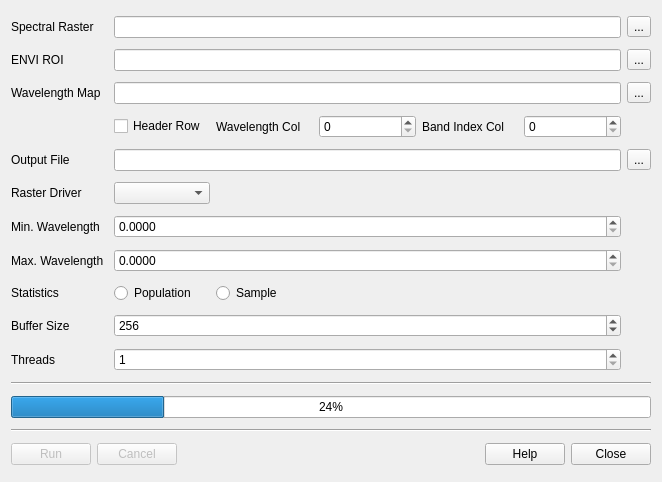
rskelly/geotools, file src/ui/contrem.ui: the form before one commit.
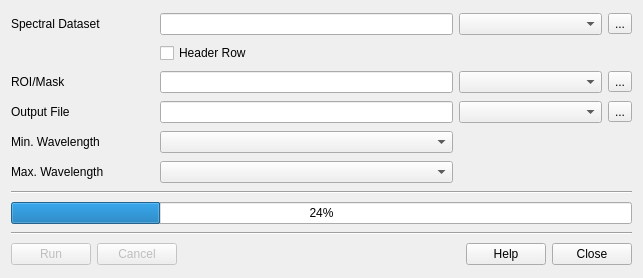
The form after the commit.

Diff of the .ui file:
```diff
--- a/src/ui/contrem.ui
+++ b/src/ui/contrem.ui
@@ -6,53 +6,43 @@
    <rect>
     <x>0</x>
     <y>0</y>
-    <width>662</width>
-    <height>482</height>
+    <width>643</width>
+    <height>278</height>
    </rect>
   </property>
   <property name="windowTitle">
    <string>Convex Hull Continuum Removal</string>
   </property>
   <layout class="QGridLayout" name="gridLayout">
-   <item row="12" column="1" colspan="7">
+   <item row="8" column="1" colspan="5">
     <widget class="Line" name="line_2">
      <property name="orientation">
       <enum>Qt::Horizontal</enum>
      </property>
     </widget>
    </item>
-   <item row="1" column="7">
+   <item row="2" column="5">
     <widget class="QToolButton" name="btnROI">
      <property name="text">
       <string>...</string>
      </property>
     </widget>
    </item>
-   <item row="1" column="2" colspan="5">
-    <widget class="QLineEdit" name="txtROI"/>
-   </item>
    <item row="0" column="1">
     <widget class="QLabel" name="label">
      <property name="text">
-      <string>Spectral Raster</string>
+      <string>Spectral Dataset</string>
      </property>
     </widget>
    </item>
-   <item row="1" column="1">
+   <item row="2" column="1">
     <widget class="QLabel" name="label_2">
      <property name="text">
-      <string>ENVI ROI</string>
+      <string>ROI/Mask</string>
      </property>
     </widget>
    </item>
-   <item row="3" column="1">
-    <widget class="QLabel" name="label_3">
-     <property name="text">
-      <string>Wavelength Map</string>
-     </property>
-    </widget>
-   </item>
-   <item row="17" column="1" colspan="7">
+   <item row="13" column="1" colspan="5">
     <layout class="QHBoxLayout" name="horizontalLayout">
      <item>
       <widget class="QPushButton" name="btnRun">
@@ -103,192 +93,89 @@
      </item>
     </layout>
    </item>
-   <item row="9" column="3">
-    <widget class="QRadioButton" name="rdoSample">
-     <property name="text">
-      <string>Sample</string>
-     </property>
-     <attribute name="buttonGroup">
-      <string notr="true">buttonGroup</string>
-     </attribute>
-    </widget>
-   </item>
-   <item row="5" column="2" colspan="5">
-    <widget class="QLineEdit" name="txtOutput"/>
-   </item>
-   <item row="0" column="2" colspan="5">
-    <widget class="QLineEdit" name="txtSpectra"/>
-   </item>
-   <item row="4" column="4">
-    <widget class="QSpinBox" name="spnWLCol"/>
-   </item>
-   <item row="4" column="6">
-    <widget class="QSpinBox" name="spnBandCol"/>
-   </item>
-   <item row="10" column="1">
-    <widget class="QLabel" name="label_11">
-     <property name="text">
-      <string>Buffer Size</string>
-     </property>
-    </widget>
-   </item>
-   <item row="14" column="1" colspan="7">
+   <item row="10" column="1" colspan="5">
     <widget class="QProgressBar" name="progressBar">
      <property name="value">
       <number>24</number>
      </property>
     </widget>
    </item>
-   <item row="11" column="1">
-    <widget class="QLabel" name="label_5">
-     <property name="text">
-      <string>Threads</string>
-     </property>
-    </widget>
-   </item>
-   <item row="9" column="1">
-    <widget class="QLabel" name="label_4">
-     <property name="text">
-      <string>Statistics</string>
-     </property>
-    </widget>
-   </item>
-   <item row="3" column="2" colspan="5">
-    <widget class="QLineEdit" name="txtWavelength"/>
-   </item>
-   <item row="6" column="2">
-    <widget class="QComboBox" name="cboDriver"/>
-   </item>
-   <item row="7" column="2" colspan="5">
-    <widget class="QDoubleSpinBox" name="spnMinWL">
-     <property name="decimals">
-      <number>4</number>
-     </property>
-     <property name="maximum">
-      <double>99999.990000000005239</double>
-     </property>
-    </widget>
-   </item>
-   <item row="8" column="2" colspan="5">
-    <widget class="QDoubleSpinBox" name="spnMaxWL">
-     <property name="decimals">
-      <number>4</number>
-     </property>
-     <property name="maximum">
-      <double>99999.990000000005239</double>
-     </property>
-    </widget>
-   </item>
-   <item row="5" column="7">
+   <item row="4" column="5">
     <widget class="QToolButton" name="btnOutput">
      <property name="text">
       <string>...</string>
      </property>
     </widget>
    </item>
-   <item row="15" column="1" colspan="7">
+   <item row="11" column="1" colspan="5">
     <widget class="Line" name="line">
      <property name="orientation">
       <enum>Qt::Horizontal</enum>
      </property>
     </widget>
    </item>
-   <item row="8" column="1">
-    <widget class="QLabel" name="label_10">
-     <property name="text">
-      <string>Max. Wavelength</string>
-     </property>
-    </widget>
-   </item>
-   <item row="11" column="2" colspan="5">
-    <widget class="QSpinBox" name="spnThreads">
-     <property name="minimum">
-      <number>1</number>
-     </property>
-     <property name="maximum">
-      <number>8</number>
-     </property>
-    </widget>
-   </item>
-   <item row="10" column="2" colspan="5">
-    <widget class="QSpinBox" name="spnBuffer">
-     <property name="minimum">
-      <number>1</number>
-     </property>
-     <property name="maximum">
-      <number>4096</number>
-     </property>
-     <property name="value">
-      <number>256</number>
-     </property>
-    </widget>
-   </item>
-   <item row="6" column="1">
-    <widget class="QLabel" name="label_12">
-     <property name="text">
-      <string>Raster Driver</string>
-     </property>
-    </widget>
-   </item>
-   <item row="9" column="2">
-    <widget class="QRadioButton" name="rdoPopulation">
-     <property name="text">
-      <string>Population</string>
-     </property>
-     <attribute name="buttonGroup">
-      <string notr="true">buttonGroup</string>
-     </attribute>
-    </widget>
-   </item>
-   <item row="4" column="5">
-    <widget class="QLabel" name="label_7">
-     <property name="text">
-      <string>Band Index Col</string>
-     </property>
-    </widget>
-   </item>
-   <item row="0" column="7">
+   <item row="0" column="5">
     <widget class="QToolButton" name="btnSpectra">
      <property name="text">
       <string>...</string>
      </property>
     </widget>
    </item>
-   <item row="4" column="3">
-    <widget class="QLabel" name="label_6">
-     <property name="text">
-      <string>Wavelength Col</string>
-     </property>
-    </widget>
-   </item>
-   <item row="3" column="7">
-    <widget class="QToolButton" name="btnWavelength">
-     <property name="text">
-      <string>...</string>
-     </property>
-    </widget>
-   </item>
-   <item row="4" column="2">
-    <widget class="QCheckBox" name="chkHeader">
-     <property name="text">
-      <string>Header Row</string>
-     </property>
-    </widget>
-   </item>
-   <item row="5" column="1">
+   <item row="4" column="1">
     <widget class="QLabel" name="label_8">
      <property name="text">
       <string>Output File</string>
      </property>
     </widget>
    </item>
-   <item row="7" column="1">
+   <item row="5" column="1">
     <widget class="QLabel" name="label_9">
      <property name="text">
       <string>Min. Wavelength</string>
      </property>
     </widget>
    </item>
+   <item row="2" column="2" colspan="2">
+    <widget class="QLineEdit" name="txtROIFile"/>
+   </item>
+   <item row="4" column="2" colspan="2">
+    <widget class="QLineEdit" name="txtOutputFile"/>
+   </item>
+   <item row="0" column="4">
+    <widget class="QComboBox" name="cboSpectraType"/>
+   </item>
+   <item row="0" column="2" colspan="2">
+    <widget class="QLineEdit" name="txtSpectraFile"/>
+   </item>
+   <item row="4" column="4">
+    <widget class="QComboBox" name="cboOutputType"/>
+   </item>
+   <item row="2" column="4">
+    <widget class="QComboBox" name="cboROIType"/>
+   </item>
+   <item row="6" column="1">
+    <widget class="QLabel" name="label_10">
+     <property name="text">
+      <string>Max. Wavelength</string>
+     </property>
+    </widget>
+   </item>
+   <item row="5" column="2" colspan="2">
+    <widget class="QComboBox" name="comboBox_3"/>
+   </item>
+   <item row="6" column="2" colspan="2">
+    <widget class="QComboBox" name="comboBox_4"/>
+   </item>
+   <item row="1" column="2" colspan="2">
+    <widget class="QCheckBox" name="chkInputHasHeader">
+     <property name="enabled">
+      <bool>true</bool>
+     </property>
+     <property name="text">
+      <string>Header Row</string>
+     </property>
+    </widget>
+   </item>
   </layout>
  </widget>
  <resources/>
```
